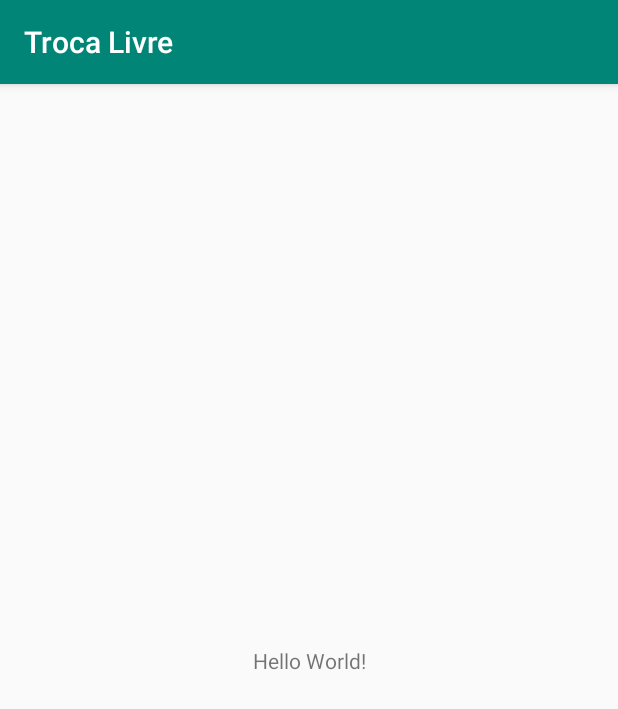
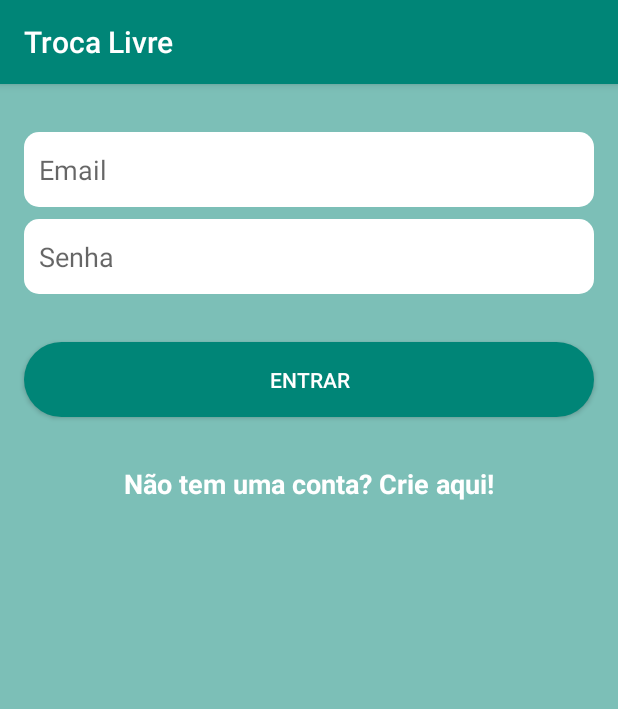
Before and after one commit to FilipeS134/ProjetoAPP, an Android app: the screen it shows after launch (MainActivity before the commit, LoginActivity after it), on a phone screen of 412 x 824 dp. Shown: the top 709 px of the screen. Run offline under Robolectric (Android 15) with nearby library versions, the phone set to English and light mode, and no system bars.

Commit message:
Primeira versão

```diff
--- a/app/build.gradle
+++ b/app/build.gradle
@@ -26,4 +26,5 @@ dependencies {
     testImplementation 'junit:junit:4.12'
     androidTestImplementation 'androidx.test:runner:1.2.0'
     androidTestImplementation 'androidx.test.espresso:espresso-core:3.2.0'
+    implementation 'androidx.recyclerview:recyclerview:1.0.0'
 }
--- a/app/src/main/AndroidManifest.xml
+++ b/app/src/main/AndroidManifest.xml
@@ -9,7 +9,9 @@
         android:roundIcon="@mipmap/ic_launcher_round"
         android:supportsRtl="true"
         android:theme="@style/AppTheme">
-        <activity android:name=".MainActivity">
+        <activity android:name=".activity.RegistroActivity"></activity>
+        <activity android:name=".activity.MainActivity" />
+        <activity android:name=".activity.LoginActivity">
             <intent-filter>
                 <action android:name="android.intent.action.MAIN" />
 
--- /dev/null
+++ b/app/src/main/java/com/example/trocalivre/activity/LoginActivity.java
@@ -0,0 +1,39 @@
+package com.example.trocalivre.activity;
+
+import androidx.appcompat.app.AppCompatActivity;
+
+import android.content.Intent;
+import android.os.Bundle;
+import android.view.View;
+import android.widget.Button;
+import android.widget.EditText;
+import android.widget.TextView;
+
+import com.example.trocalivre.R;
+
+public class LoginActivity extends AppCompatActivity {
+
+    private EditText email, senha;
+    private Button logar;
+    private TextView textCriarConta;
+
+    @Override
+    protected void onCreate(Bundle savedInstanceState) {
+        super.onCreate(savedInstanceState);
+        setContentView(R.layout.activity_login);
+
+        email = findViewById(R.id.editText_email);
+        senha = findViewById(R.id.editText_senha);
+        logar = findViewById(R.id.button_logar);
+        textCriarConta = findViewById(R.id.textView_criarConta);
+
+       textCriarConta.setOnClickListener(new View.OnClickListener() {
+           @Override
+           public void onClick(View view) {
+               Intent intent = new Intent(LoginActivity.this, RegistroActivity.class);
+               startActivity(intent);
+           }
+       });
+
+    }
+}
--- /dev/null
+++ b/app/src/main/res/drawable/bg_button_redondo.xml
@@ -0,0 +1,6 @@
+<?xml version="1.0" encoding="utf-8"?>
+<shape xmlns:android="http://schemas.android.com/apk/res/android">
+
+    <solid android:color="@color/colorPrimary"/>
+    <corners android:radius="25dp"/>
+</shape>
--- /dev/null
+++ b/app/src/main/res/drawable/bg_editext_redondo.xml
@@ -0,0 +1,7 @@
+<?xml version="1.0" encoding="utf-8"?>
+<shape xmlns:android="http://schemas.android.com/apk/res/android">
+
+    <solid android:color="@android:color/white"/>
+    <corners android:radius="10dp"/>
+
+</shape>
--- /dev/null
+++ b/app/src/main/res/layout/activity_login.xml
@@ -0,0 +1,67 @@
+<?xml version="1.0" encoding="utf-8"?>
+<androidx.constraintlayout.widget.ConstraintLayout xmlns:android="http://schemas.android.com/apk/res/android"
+    xmlns:app="http://schemas.android.com/apk/res-auto"
+    xmlns:tools="http://schemas.android.com/tools"
+    android:layout_width="match_parent"
+    android:layout_height="match_parent"
+    android:background="@color/backgroundActivity"
+    tools:context=".activity.LoginActivity">
+
+    <EditText
+        android:id="@+id/editText_email"
+        android:layout_width="0dp"
+        android:layout_height="50dp"
+        android:layout_marginStart="16dp"
+        android:layout_marginLeft="16dp"
+        android:layout_marginTop="32dp"
+        android:layout_marginEnd="16dp"
+        android:layout_marginRight="16dp"
+        android:background="@drawable/bg_editext_redondo"
+        android:ems="10"
+        android:hint="@string/email"
+        android:inputType="textEmailAddress"
+        android:paddingLeft="10dp"
+        app:layout_constraintEnd_toEndOf="parent"
+        app:layout_constraintStart_toStartOf="parent"
+        app:layout_constraintTop_toTopOf="parent" />
+
+    <EditText
+        android:id="@+id/editText_senha"
+        android:layout_width="0dp"
+        android:layout_height="50dp"
+        android:layout_marginTop="8dp"
+        android:background="@drawable/bg_editext_redondo"
+        android:ems="10"
+        android:hint="@string/senha"
+        android:inputType="textPassword"
+        android:paddingLeft="10dp"
+        app:layout_constraintEnd_toEndOf="@+id/editText_email"
+        app:layout_constraintStart_toStartOf="@+id/editText_email"
+        app:layout_constraintTop_toBottomOf="@+id/editText_email" />
+
+    <Button
+        android:id="@+id/button_logar"
+        android:layout_width="0dp"
+        android:layout_height="50dp"
+        android:layout_marginTop="32dp"
+        android:background="@drawable/bg_button_redondo"
+        android:text="@string/botao_logar"
+        android:textColor="@android:color/white"
+        app:layout_constraintEnd_toEndOf="@+id/editText_senha"
+        app:layout_constraintStart_toStartOf="@+id/editText_senha"
+        app:layout_constraintTop_toBottomOf="@+id/editText_senha" />
+
+    <TextView
+        android:id="@+id/textView_criarConta"
+        android:layout_width="0dp"
+        android:layout_height="wrap_content"
+        android:layout_marginTop="32dp"
+        android:gravity="center"
+        android:text="@string/NaoTemConta"
+        android:textColor="@android:color/white"
+        android:textSize="18sp"
+        android:textStyle="bold"
+        app:layout_constraintEnd_toEndOf="@+id/button_logar"
+        app:layout_constraintStart_toStartOf="@+id/button_logar"
+        app:layout_constraintTop_toBottomOf="@+id/button_logar" />
+</androidx.constraintlayout.widget.ConstraintLayout>
--- a/app/src/main/res/layout/activity_main.xml
+++ b/app/src/main/res/layout/activity_main.xml
@@ -5,7 +5,7 @@
     xmlns:app="http://schemas.android.com/apk/res-auto"
     android:layout_width="match_parent"
     android:layout_height="match_parent"
-    tools:context=".MainActivity">
+    tools:context=".activity.MainActivity">
 
     <TextView
         android:layout_width="wrap_content"
--- a/app/src/main/res/values/colors.xml
+++ b/app/src/main/res/values/colors.xml
@@ -3,4 +3,5 @@
     <color name="colorPrimary">#008577</color>
     <color name="colorPrimaryDark">#00574B</color>
     <color name="colorAccent">#D81B60</color>
+    <color name="backgroundActivity">#80008577</color>
 </resources>
--- a/app/src/main/res/values/strings.xml
+++ b/app/src/main/res/values/strings.xml
@@ -1,3 +1,8 @@
 <resources>
     <string name="app_name">Troca Livre</string>
+    <string name="NaoTemConta">Não tem uma conta? Crie aqui!</string>
+    <string name="botao_logar">Entrar</string>
+    <string name="email">Email</string>
+    <string name="senha">Senha</string>
+    <string name="cadastrar">Cadastrar</string>
 </resources>
```
Also changed, not shown: app/src/main/java/com/example/trocalivre/activity/MainActivity.java (added, +15 -0 lines), app/src/main/java/com/example/trocalivre/activity/RegistroActivity.java (renamed from app/src/main/java/com/example/trocalivre/MainActivity.java, +6 -3 lines), app/src/main/res/layout/activity_registro.xml (added, +98 -0 lines).
